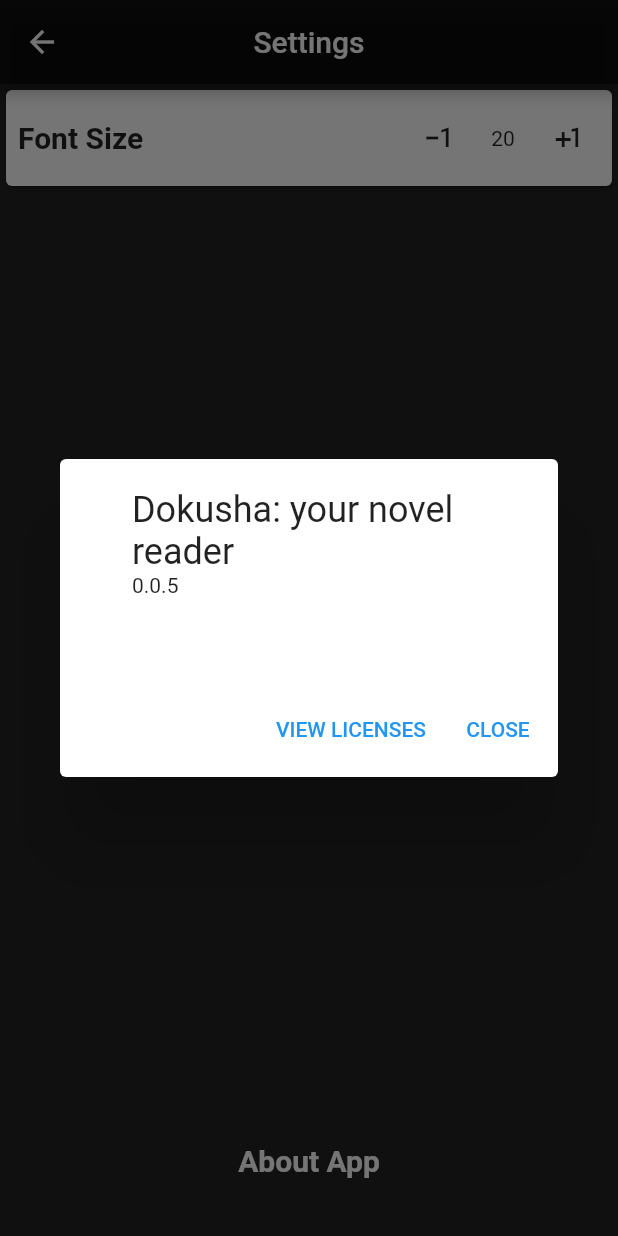
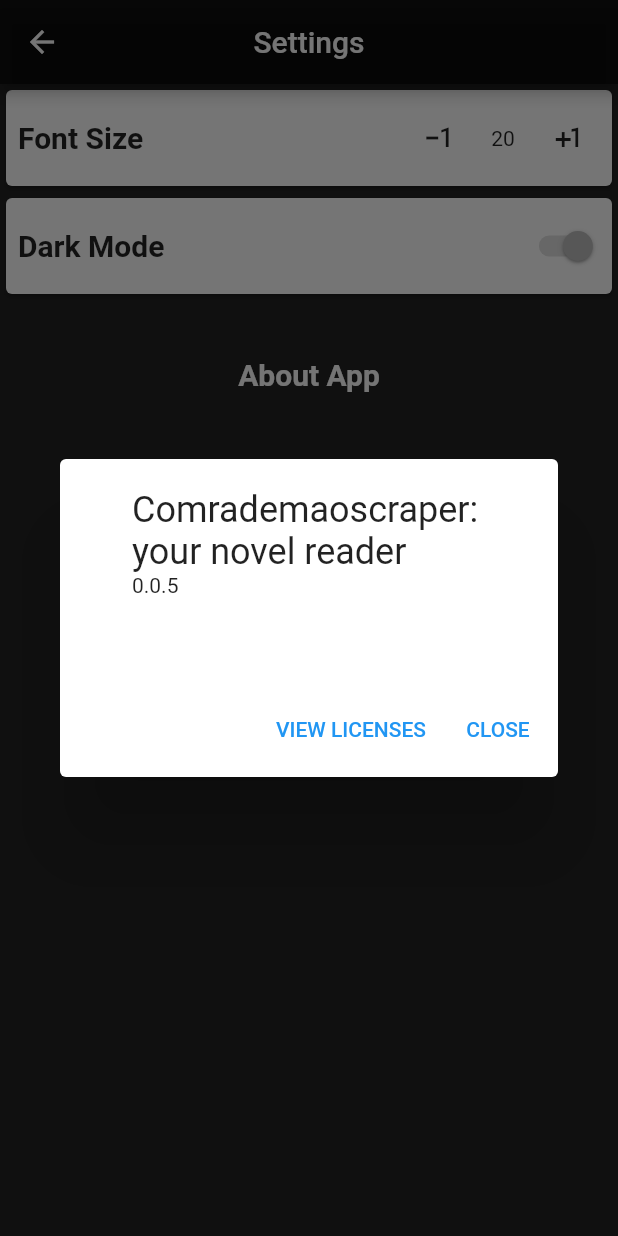
Before and after one commit to KillyTheCat/comrademaoscraper, a Flutter app: the SettingsPage screen opened by its route, after a tap on "About App", on a phone screen of 412 x 824 dp. Run offline on Flutter 3.47's test engine with Material 2 defaults, Android fonts, the phone set to English and light mode, and no system bars; our stand-ins replace hive, hive_flutter, sqflite; accounts and stored records are empty; generated files the repository leaves out were written again.

Commit message:
Minor changes

```diff
--- a/lib/backend/webscraper.dart
+++ b/lib/backend/webscraper.dart
@@ -67,6 +67,7 @@
             element = element.replaceAll(RegExp(r'&#8211;'), '–');
             element = element.replaceAll(RegExp(r'&#8212;'), '—');
             element = element.replaceAll(RegExp(r'&#8230;'), '...');
+            element = element.replaceAll(RegExp(r'&#8216;'), '‘');
             content += '$element\n';
           }
         });
--- a/lib/main.dart
+++ b/lib/main.dart
@@ -29,7 +29,7 @@
       title: 'Comrade Mao Unofficial App',
       theme: ThemeData(
         primarySwatch: Colors.blue,
-        appBarTheme: AppBarTheme(backgroundColor: Colors.black),
+        appBarTheme: AppBarTheme(color: Colors.black),
       ),
       initialRoute: '/',
       routes: {
--- a/lib/pages/settings.dart
+++ b/lib/pages/settings.dart
@@ -13,6 +13,8 @@
   void initBox() async {
     Box<num> settingsBox = await settingsBoxFuture;
     if (!settingsBox.containsKey('fontSize')) settingsBox.put('fontSize', 20);
+    if (!settingsBox.containsKey('darkModeActive'))
+      settingsBox.put('darkModeActive', 1);
 
     setState(() => currentSize = settingsBox.get('fontSize'));
   }
@@ -34,8 +36,7 @@
         title: Text('Settings'),
       ),
       body: Column(
-        crossAxisAlignment: CrossAxisAlignment.stretch,
-        mainAxisAlignment: MainAxisAlignment.spaceBetween,
+        // mainAxisAlignment: MainAxisAlignment.spaceBetween,
         children: <Widget>[
           Card(
             child: Padding(
@@ -90,13 +91,36 @@
               ),
             ),
           ),
+          Card(
+            child: Padding(
+              padding: EdgeInsets.all(8.0),
+              child: Row(
+                children: <Widget>[
+                  Expanded(
+                    flex: 7,
+                    child: Text(
+                      "Dark Mode",
+                      style:
+                          TextStyle(fontSize: 20, fontWeight: FontWeight.bold),
+                    ),
+                  ),
+                  Expanded(
+                    flex: 1,
+                    child: Switch(
+                      value: true,
+                    ),
+                  ),
+                ],
+              ),
+            ),
+          ),
           FlatButton(
             height: 100,
             onPressed: () {
               showAboutDialog(
                 context: context,
                 applicationVersion: '0.0.5',
-                applicationName: 'Dokusha: your novel reader',
+                applicationName: 'Comrademaoscraper: your novel reader',
               );
             },
             child: Text(
```
